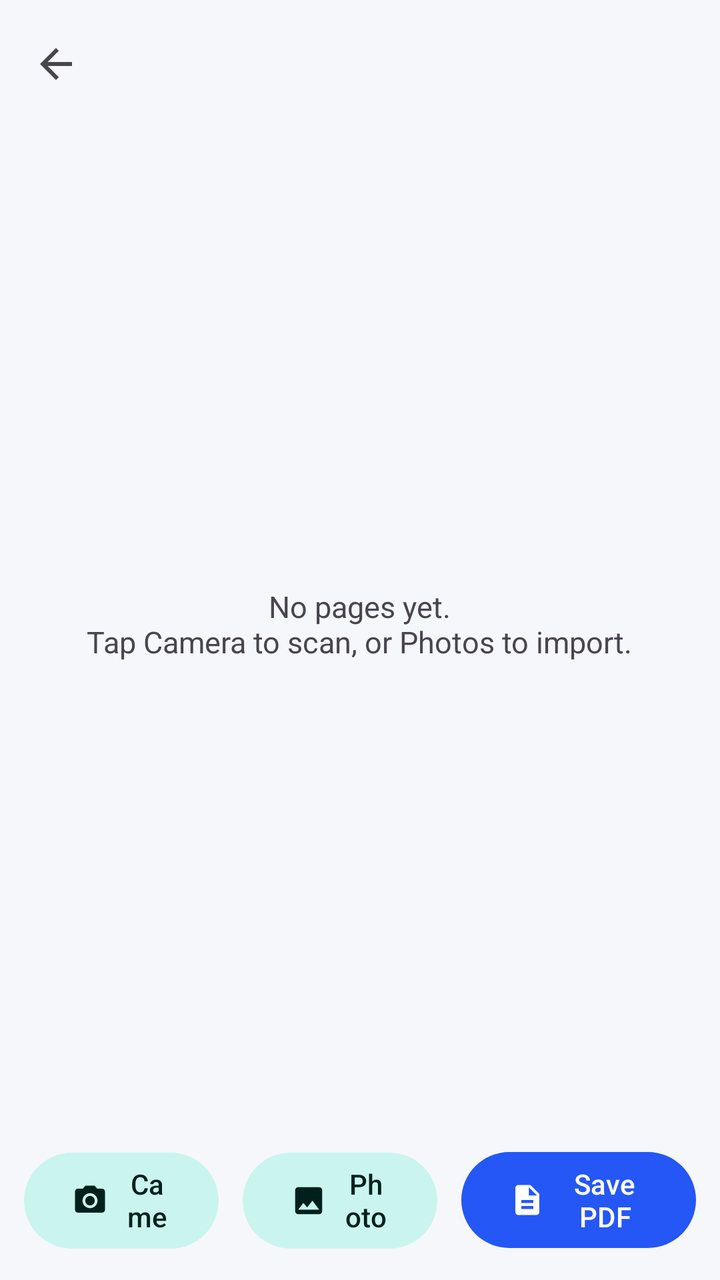
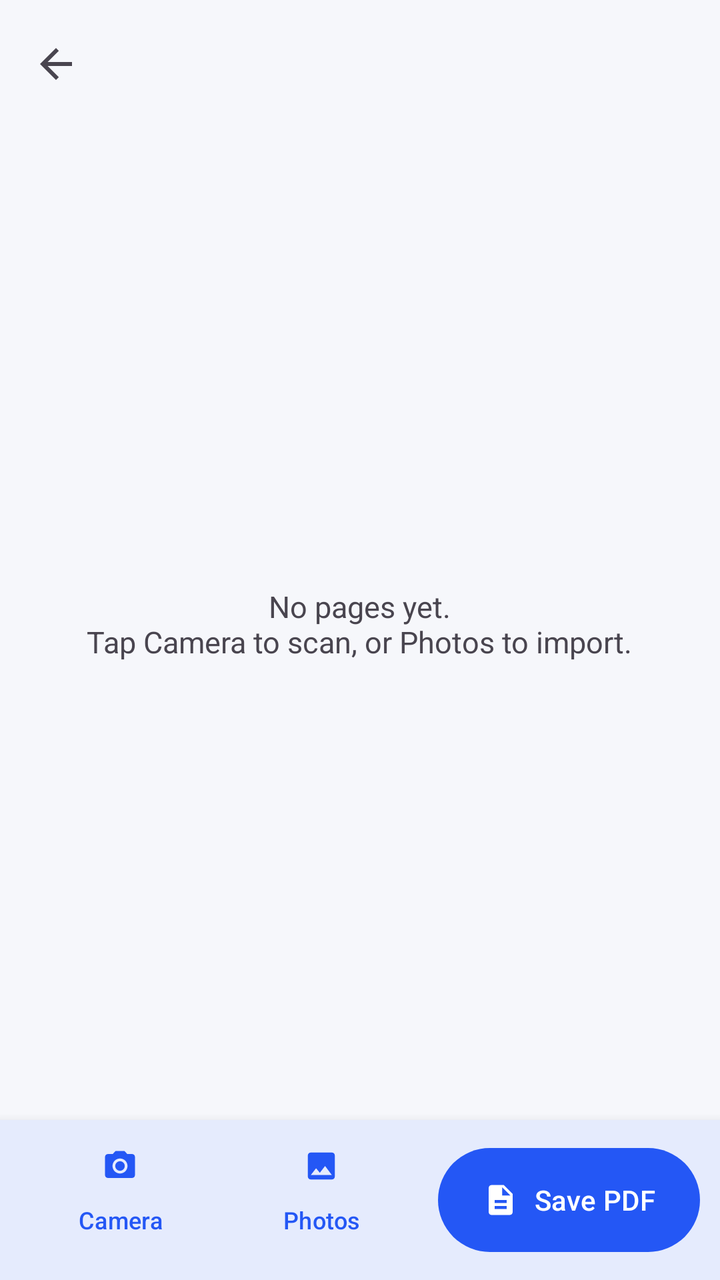

Compare the two renders of this Android layout. The source of the first and the diff that turns it into the second are given below.
<!-- AndroidManifest.xml: application theme Theme.ScanSign -->
<!-- res/layout/activity_scan.xml -->
<?xml version="1.0" encoding="utf-8"?>
<LinearLayout xmlns:android="http://schemas.android.com/apk/res/android"
    xmlns:app="http://schemas.android.com/apk/res-auto"
    android:layout_width="match_parent"
    android:layout_height="match_parent"
    android:orientation="vertical">

    <com.google.android.material.appbar.MaterialToolbar
        android:id="@+id/toolbar"
        style="@style/Widget.App.Toolbar"
        android:layout_width="match_parent"
        android:layout_height="?attr/actionBarSize"
        app:navigationIcon="@drawable/ic_back" />

    <FrameLayout
        android:layout_width="match_parent"
        android:layout_height="0dp"
        android:layout_weight="1">

        <androidx.recyclerview.widget.RecyclerView
            android:id="@+id/pages"
            android:layout_width="match_parent"
            android:layout_height="match_parent"
            android:clipToPadding="false"
            android:padding="8dp" />

        <TextView
            android:id="@+id/empty"
            android:layout_width="wrap_content"
            android:layout_height="wrap_content"
            android:layout_gravity="center"
            android:gravity="center"
            android:padding="32dp"
            android:text="No pages yet.\nTap Camera to scan, or Photos to import."
            android:textSize="15sp" />

        <ProgressBar
            android:id="@+id/progress"
            android:layout_width="56dp"
            android:layout_height="56dp"
            android:layout_gravity="center"
            android:visibility="gone" />
    </FrameLayout>

    <LinearLayout
        android:layout_width="match_parent"
        android:layout_height="wrap_content"
        android:orientation="horizontal"
        android:padding="12dp">

        <com.google.android.material.button.MaterialButton
            android:id="@+id/btnCamera"
            style="@style/Widget.Material3.Button.TonalButton"
            android:layout_width="0dp"
            android:layout_height="56dp"
            android:layout_marginEnd="6dp"
            android:layout_weight="1"
            android:text="Camera"
            app:icon="@drawable/ic_camera"
            />

        <com.google.android.material.button.MaterialButton
            android:id="@+id/btnPhotos"
            style="@style/Widget.Material3.Button.TonalButton"
            android:layout_width="0dp"
            android:layout_height="56dp"
            android:layout_marginHorizontal="6dp"
            android:layout_weight="1"
            android:text="Photos"
            app:icon="@drawable/ic_photo"
            />

        <com.google.android.material.button.MaterialButton
            android:id="@+id/btnSave"
            android:layout_width="0dp"
            android:layout_height="56dp"
            android:layout_marginStart="6dp"
            android:layout_weight="1.2"
            android:text="Save PDF"
            app:icon="@drawable/ic_pdf"
            />
    </LinearLayout>
</LinearLayout>
<!-- resources referenced by this layout -->
<resources>
  <!-- drawable ic_back (drawable) -->
  <?xml version="1.0" encoding="utf-8"?>
  <vector xmlns:android="http://schemas.android.com/apk/res/android"
      android:width="24dp" android:height="24dp"
      android:viewportWidth="24" android:viewportHeight="24"
      android:tint="?attr/colorControlNormal">
      <path android:fillColor="#FFFFFFFF" android:pathData="M20,11H7.83l5.59,-5.59L12,4l-8,8 8,8 1.41,-1.41L7.83,13H20v-2z" />
  </vector>
  <!-- drawable ic_pdf (drawable) -->
  <?xml version="1.0" encoding="utf-8"?>
  <vector xmlns:android="http://schemas.android.com/apk/res/android"
      android:width="24dp" android:height="24dp"
      android:viewportWidth="24" android:viewportHeight="24"
      android:tint="?attr/colorControlNormal">
      <path android:fillColor="#FFFFFFFF" android:pathData="M14,2H6c-1.1,0 -1.99,0.9 -1.99,2L4,20c0,1.1 0.89,2 1.99,2H18c1.1,0 2,-0.9 2,-2V8l-6,-6zM16,18H8v-2h8v2zM16,14H8v-2h8v2zM13,9V3.5L18.5,9H13z" />
  </vector>
  <!-- drawable ic_photo (drawable) -->
  <?xml version="1.0" encoding="utf-8"?>
  <vector xmlns:android="http://schemas.android.com/apk/res/android"
      android:width="24dp" android:height="24dp"
      android:viewportWidth="24" android:viewportHeight="24"
      android:tint="?attr/colorControlNormal">
      <path android:fillColor="#FFFFFFFF" android:pathData="M21,19V5c0,-1.1 -0.9,-2 -2,-2H5c-1.1,0 -2,0.9 -2,2v14c0,1.1 0.9,2 2,2h14c1.1,0 2,-0.9 2,-2zM8.5,13.5l2.5,3.01L14.5,12l4.5,6H5l3.5,-4.5z" />
  </vector>
  <style name="Widget.App.Toolbar" parent="Widget.Material3.Toolbar">
          <item name="android:background">@color/md_background</item>
          <item name="titleTextAppearance">@style/TextAppearance.App.ToolbarTitle</item>
      </style>
  <color name="md_background">#F6F7FB</color>
  <style name="TextAppearance.App.ToolbarTitle" parent="TextAppearance.Material3.TitleLarge">
          <item name="android:textStyle">bold</item>
      </style>
  <color name="md_primary">#2457F5</color>
  <color name="md_on_primary">#FFFFFF</color>
  <color name="md_primary_container">#DCE4FF</color>
  <color name="md_on_primary_container">#001652</color>
  <color name="md_secondary">#00A893</color>
  <color name="md_secondary_container">#C9F5EE</color>
  <color name="md_on_secondary_container">#00201C</color>
  <color name="md_surface">#FFFFFF</color>
  <color name="md_surface_variant">#E7EAF3</color>
  <color name="md_on_surface">#151922</color>
  <color name="md_on_surface_variant">#5A6275</color>
  <color name="md_outline">#C3C8D6</color>
  <style name="Widget.App.Card" parent="Widget.Material3.CardView.Elevated">
          <item name="cardCornerRadius">16dp</item>
          <item name="cardElevation">1dp</item>
          <item name="cardBackgroundColor">@color/md_surface</item>
      </style>
  <!-- unchanged entries left out for length: 2 -->
</resources>

<!-- the commit's change to res/layout/activity_scan.xml (unified diff, before → after) -->
@@ -42,42 +42,47 @@
             android:visibility="gone" />
     </FrameLayout>
 
-    <LinearLayout
+    <com.google.android.material.card.MaterialCardView
         android:layout_width="match_parent"
         android:layout_height="wrap_content"
-        android:orientation="horizontal"
-        android:padding="12dp">
+        app:cardCornerRadius="0dp"
+        app:cardElevation="8dp">
 
-        <com.google.android.material.button.MaterialButton
-            android:id="@+id/btnCamera"
-            style="@style/Widget.Material3.Button.TonalButton"
-            android:layout_width="0dp"
-            android:layout_height="56dp"
-            android:layout_marginEnd="6dp"
-            android:layout_weight="1"
-            android:text="Camera"
-            app:icon="@drawable/ic_camera"
-            />
+        <LinearLayout
+            android:layout_width="match_parent"
+            android:layout_height="wrap_content"
+            android:gravity="center_vertical"
+            android:orientation="horizontal"
+            android:paddingHorizontal="10dp"
+            android:paddingVertical="8dp">
 
-        <com.google.android.material.button.MaterialButton
-            android:id="@+id/btnPhotos"
-            style="@style/Widget.Material3.Button.TonalButton"
-            android:layout_width="0dp"
-            android:layout_height="56dp"
-            android:layout_marginHorizontal="6dp"
-            android:layout_weight="1"
-            android:text="Photos"
-            app:icon="@drawable/ic_photo"
-            />
+            <com.google.android.material.button.MaterialButton
+                android:id="@+id/btnCamera"
+                style="@style/Widget.App.ToolButton"
+                android:layout_height="64dp"
+                android:layout_width="0dp"
+                android:layout_weight="1"
+                android:text="Camera"
+                app:icon="@drawable/ic_camera" />
 
-        <com.google.android.material.button.MaterialButton
-            android:id="@+id/btnSave"
-            android:layout_width="0dp"
-            android:layout_height="56dp"
-            android:layout_marginStart="6dp"
-            android:layout_weight="1.2"
-            android:text="Save PDF"
-            app:icon="@drawable/ic_pdf"
-            />
-    </LinearLayout>
+            <com.google.android.material.button.MaterialButton
+                android:id="@+id/btnPhotos"
+                style="@style/Widget.App.ToolButton"
+                android:layout_height="64dp"
+                android:layout_width="0dp"
+                android:layout_weight="1"
+                android:text="Photos"
+                app:icon="@drawable/ic_photo" />
+
+            <com.google.android.material.button.MaterialButton
+                android:id="@+id/btnSave"
+                style="@style/Widget.App.PrimaryButton"
+                android:layout_height="52dp"
+                android:layout_width="0dp"
+                android:layout_weight="1.3"
+                android:layout_marginStart="8dp"
+                android:text="Save PDF"
+                app:icon="@drawable/ic_pdf" />
+        </LinearLayout>
+    </com.google.android.material.card.MaterialCardView>
 </LinearLayout>
<!-- resource entries referenced after the edit -->
@@ -24,6 +24,29 @@
       android:tint="?attr/colorControlNormal">
       <path android:fillColor="#FFFFFFFF" android:pathData="M21,19V5c0,-1.1 -0.9,-2 -2,-2H5c-1.1,0 -2,0.9 -2,2v14c0,1.1 0.9,2 2,2h14c1.1,0 2,-0.9 2,-2zM8.5,13.5l2.5,3.01L14.5,12l4.5,6H5l3.5,-4.5z" />
   </vector>
+  <style name="Widget.App.PrimaryButton" parent="Widget.Material3.Button">
+          <item name="android:layout_height">52dp</item>
+          <item name="android:maxLines">1</item>
+          <item name="android:ellipsize">end</item>
+          <item name="android:insetTop">0dp</item>
+          <item name="android:insetBottom">0dp</item>
+          <item name="android:paddingLeft">12dp</item>
+          <item name="android:paddingRight">12dp</item>
+          <item name="iconGravity">textStart</item>
+          <item name="iconPadding">8dp</item>
+      </style>
+  <style name="Widget.App.ToolButton" parent="Widget.Material3.Button.TextButton">
+          <item name="android:layout_height">64dp</item>
+          <item name="android:maxLines">1</item>
+          <item name="android:ellipsize">end</item>
+          <item name="android:textSize">12sp</item>
+          <item name="android:insetTop">0dp</item>
+          <item name="android:insetBottom">0dp</item>
+          <item name="android:paddingLeft">4dp</item>
+          <item name="android:paddingRight">4dp</item>
+          <item name="iconGravity">top</item>
+          <item name="iconPadding">2dp</item>
+      </style>
   <style name="Widget.App.Toolbar" parent="Widget.Material3.Toolbar">
           <item name="android:background">@color/md_background</item>
           <item name="titleTextAppearance">@style/TextAppearance.App.ToolbarTitle</item>
